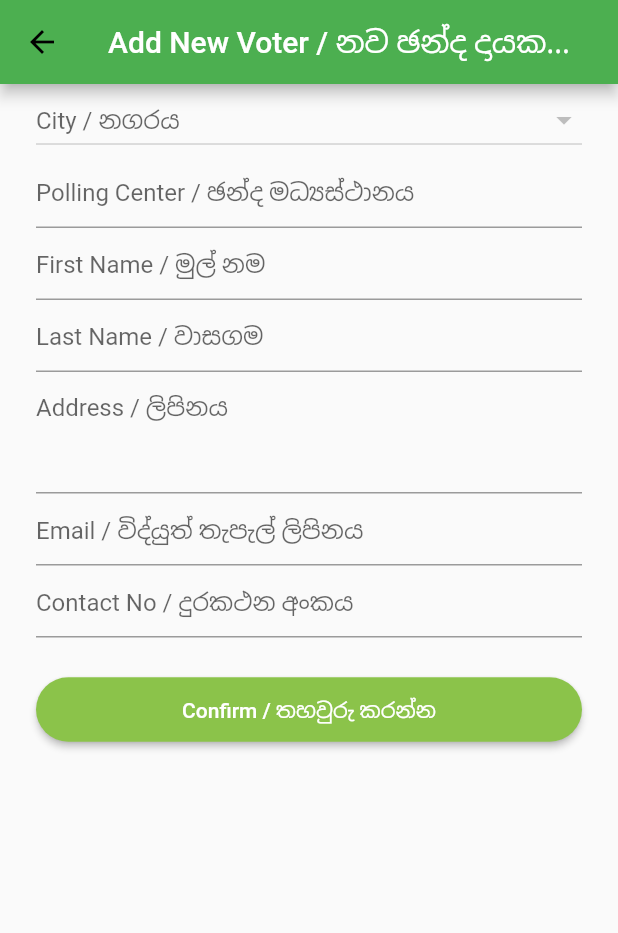
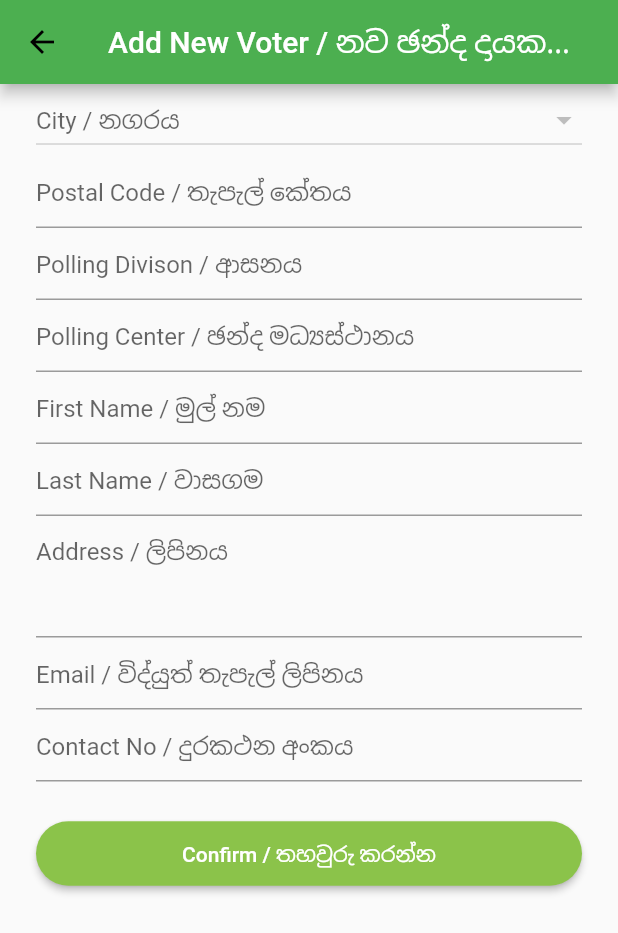
Before and after one commit to xwpdev/flutter-contactly, a Flutter app: the HomePage screen opened by its route, after a tap on "Add New Entry / අලුතින් එකතු කරන්න", on a phone screen of 412 x 824 dp. Shown: the top 933 px of the screen. Run offline on Flutter 3.47's test engine with Material 2 defaults, Android fonts, the phone set to English and light mode, and no system bars; our stand-ins replace dio, shared_preferences, toast; accounts and stored records are empty; network calls fail.

Commit message:
add page updates

```diff
--- a/lib/add_new_page.dart
+++ b/lib/add_new_page.dart
@@ -94,6 +94,12 @@ class _AddNewPageState extends State {
       value: _newVoter.cityId,
     );
 
+    final postalCodeText = TextFormField(
+      keyboardType: TextInputType.text,
+      decoration: InputDecoration(hintText: voterRegPostalCode),
+      onSaved: (value) => _newVoter.postalCode = value,
+    );
+
     // final pollingCentreDropdown = DropdownButton<String>(
     //   items: _pollingCentreList,
     //   onChanged: (String value) {
@@ -105,6 +111,12 @@ class _AddNewPageState extends State {
     //   isExpanded: true,
     //   value: _newVoter.pollingCentre,
     // );
+
+    final pollingDivisionText = TextFormField(
+      keyboardType: TextInputType.text,
+      decoration: InputDecoration(hintText: voterRegPollingDivision),
+      onSaved: (value) => _newVoter.pollingDivision = value,
+    );
 
     final pollingStationText = TextFormField(
       keyboardType: TextInputType.text,
@@ -157,6 +169,8 @@ class _AddNewPageState extends State {
           padding: EdgeInsets.only(left: 24.0, right: 24.0),
           children: <Widget>[
             cityDropdown,
+            postalCodeText,
+            pollingDivisionText,
             pollingStationText,
             firstNameText,
             lastNameText,
--- a/lib/constants.dart
+++ b/lib/constants.dart
@@ -28,6 +28,8 @@ const voterRegFirstName = "First Name / මුල් නම";
 const voterRegLastName = "Last Name / වාසගම";
 const voterRegAddress = "Address / ලිපිනය";
 const voterRegCity = "City / නගරය";
+const voterRegPostalCode = "Postal Code / තැපැල් කේතය";
+const voterRegPollingDivision = "Polling Divison / ආසනය";
 const voterRegPollingCentre = "Polling Center / ඡන්ද මධ්‍යස්ථානය";
 const voterRegEmail = "Email / විද්යුත් තැපැල් ලිපිනය";
 const voterRegPhone = "Contact No / දුරකථන අංකය";
--- a/lib/models/voter.dart
+++ b/lib/models/voter.dart
@@ -4,6 +4,8 @@ class Voter {
   String address;
   int cityId;
   String cityName;
+  String postalCode;
+  String pollingDivision;
   String pollingCentre;
   String email = '';
   String phone = '';
@@ -17,6 +19,8 @@ class Voter {
       'lastName': instance.lastName,
       'address': instance.address,
       'city': instance.cityId.toString(),
+      'postalCode': instance.postalCode,
+      'pollingDivision': instance.pollingDivision,
       'pollingCentre': instance.pollingCentre,
       'email': instance.email,
       'phone': instance.phone,
```
